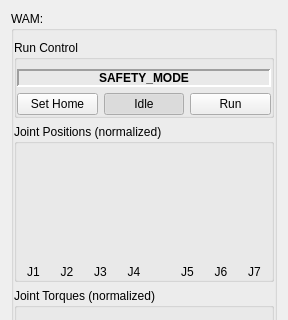
The window that rqt_barrett/src/rqt_barrett/barrett_dashboard.ui (jhu-lcsr/orocos_barrett) describes before a commit, drawn with Qt 5; both pictures show x 0 to 288 and y 0 to 320 of the 288 by 557 pixel window.
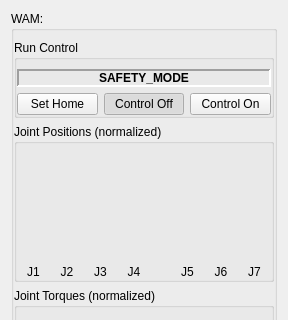
The same window after the commit. Custom widgets are drawn as their Qt base class.

Commit message: clearer buttons

What changed in the file:
```diff
--- a/rqt_barrett/src/rqt_barrett/barrett_dashboard.ui
+++ b/rqt_barrett/src/rqt_barrett/barrett_dashboard.ui
@@ -103,7 +103,7 @@
               </size>
              </property>
              <property name="text">
-              <string>Idle</string>
+              <string>Control Off</string>
              </property>
              <property name="checkable">
               <bool>true</bool>
@@ -122,7 +122,7 @@
               </size>
              </property>
              <property name="text">
-              <string>Run</string>
+              <string>Control On</string>
              </property>
              <property name="checkable">
               <bool>true</bool>
```
